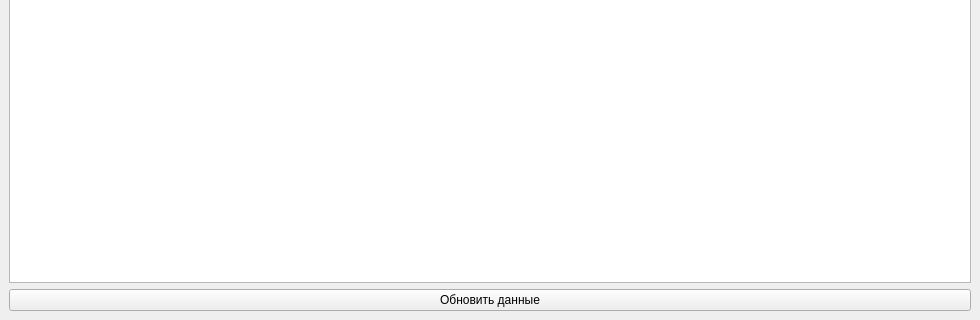
Qt form main.ui (lolovlad/YandexLMS) before a commit; both pictures show x 0 to 980 and y 300 to 620 of the 980 by 620 pixel window.
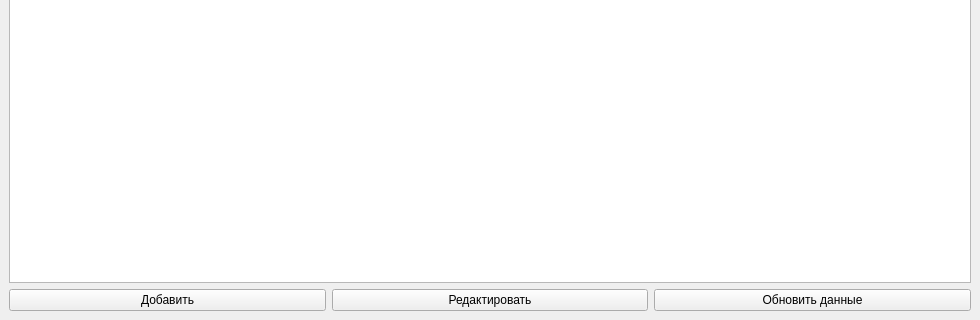
The same form after that commit.

```diff
--- a/main.ui
+++ b/main.ui
@@ -29,11 +29,29 @@
      <widget class="QTableWidget" name="coffee_table"/>
     </item>
     <item>
+     <layout class="QHBoxLayout" name="buttons_layout">
+      <item>
+       <widget class="QPushButton" name="add_button">
+        <property name="text">
+         <string>Добавить</string>
+        </property>
+       </widget>
+      </item>
+      <item>
+       <widget class="QPushButton" name="edit_button">
+        <property name="text">
+         <string>Редактировать</string>
+        </property>
+       </widget>
+      </item>
+      <item>
      <widget class="QPushButton" name="refresh_button">
       <property name="text">
        <string>Обновить данные</string>
       </property>
      </widget>
+      </item>
+     </layout>
     </item>
    </layout>
   </widget>
```
Lines whose indentation alone changed are shown as unchanged.
